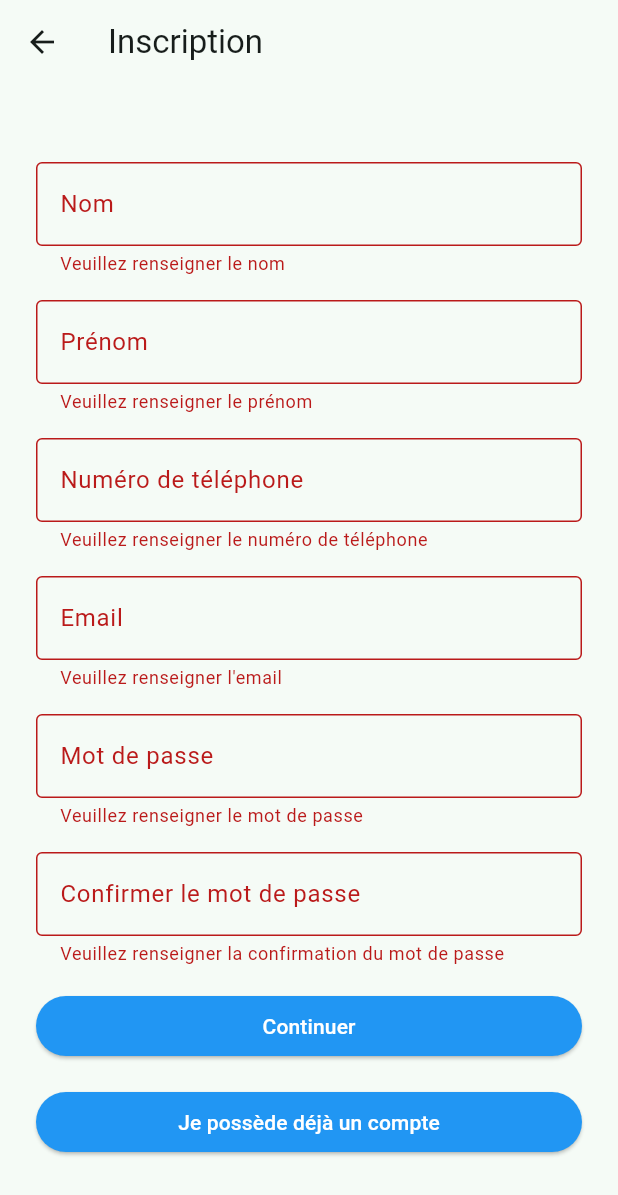
After one commit to Omicr0ne/shareplace, a Flutter app: the RegistrationPage screen opened by its route, after a tap on "Continuer", on a phone screen of 412 x 824 dp. The commit adds this screen. Shown: the top 1195 px of the screen. Run offline on Flutter 3.47's test engine with Material 3 defaults, Android fonts, the phone set to English and light mode, and no system bars; our stand-ins replace freezed_annotation, image_picker, supabase_flutter; accounts and stored records are empty.

Commit message:
chore(architecture): align registration feature naming after rebase

```diff
--- a/lib/app/app_routes.dart
+++ b/lib/app/app_routes.dart
@@ -8,4 +8,5 @@ abstract final class AppRoutes {
   static const profile = '/profile';
   static const profileVerification = '/profile-verification';
   static const login = '/login';
+  static const registration = '/registration';
 }
--- a/lib/app/shareplace_app.dart
+++ b/lib/app/shareplace_app.dart
@@ -6,6 +6,7 @@ import 'package:shareplace/features/login/presentation/pages/login_page.dart';
 import 'package:shareplace/features/my_deals/presentation/pages/my_deals_page.dart';
 import 'package:shareplace/features/notifications/presentation/pages/notifications_page.dart';
 import 'package:shareplace/features/profile/presentation/pages/profile_page.dart';
+import 'package:shareplace/features/registration/presentation/pages/registration_page.dart';
 import 'package:shareplace/features/report/presentation/pages/report_page.dart';
 import 'package:shareplace/features/welcome/presentation/pages/welcome_page.dart';
 
@@ -32,6 +33,7 @@ class SharePlaceApp extends StatelessWidget {
         AppRoutes.profile: (_) => const ProfilePage(),
         AppRoutes.myDeals: (_) => const MyDealsPage(),
         AppRoutes.login: (_) => const LoginPage(),
+        AppRoutes.registration: (_) => const RegistrationPage(),
       },
     );
   }
--- /dev/null
+++ b/lib/features/registration/presentation/pages/registration_page.dart
@@ -0,0 +1,219 @@
+import 'dart:async';
+
+import 'package:flutter/material.dart';
+import 'package:shareplace/features/registration/presentation/pages/registration_2_page.dart';
+
+class RegistrationPage extends StatefulWidget {
+  const RegistrationPage({super.key});
+
+  @override
+  State<RegistrationPage> createState() => _RegistrationPageState();
+}
+
+class _RegistrationPageState extends State<RegistrationPage> {
+  final _formKey = GlobalKey<FormState>();
+  final _nomController = TextEditingController();
+  final _prenomController = TextEditingController();
+  final _telephoneController = TextEditingController();
+  final _emailController = TextEditingController();
+  final _passwordController = TextEditingController();
+  final _confirmPasswordController = TextEditingController();
+
+  @override
+  void dispose() {
+    _nomController.dispose();
+    _prenomController.dispose();
+    _telephoneController.dispose();
+    _emailController.dispose();
+    _passwordController.dispose();
+    _confirmPasswordController.dispose();
+    super.dispose();
+  }
+
+  String? _requiredValidator(String? value, String fieldName) {
+    if (value == null || value.trim().isEmpty) {
+      return 'Veuillez renseigner $fieldName';
+    }
+    return null;
+  }
+
+  String? _phoneValidator(String? value) {
+    final requiredError = _requiredValidator(value, 'le numéro de téléphone');
+    if (requiredError != null) {
+      return requiredError;
+    }
+    final phone = value!.trim();
+    final isValid = RegExp(r'^\+?[0-9]{8,15}$').hasMatch(phone);
+    if (!isValid) {
+      return 'Numéro de téléphone invalide';
+    }
+    return null;
+  }
+
+  String? _emailValidator(String? value) {
+    final requiredError = _requiredValidator(value, "l'email");
+    if (requiredError != null) {
+      return requiredError;
+    }
+    final email = value!.trim();
+    final isValid = RegExp(r'^[^@\s]+@[^@\s]+\.[^@\s]+$').hasMatch(email);
+    if (!isValid) {
+      return 'Adresse email invalide';
+    }
+    return null;
+  }
+
+  String? _passwordValidator(String? value) {
+    final requiredError = _requiredValidator(value, 'le mot de passe');
+    if (requiredError != null) {
+      return requiredError;
+    }
+    if (value!.length < 6) {
+      return 'Le mot de passe doit contenir au moins 6 caractères';
+    }
+    return null;
+  }
+
+  String? _confirmPasswordValidator(String? value) {
+    final requiredError = _requiredValidator(
+      value,
+      'la confirmation du mot de passe',
+    );
+    if (requiredError != null) {
+      return requiredError;
+    }
+    if (value != _passwordController.text) {
+      return 'Les mots de passe ne correspondent pas';
+    }
+    return null;
+  }
+
+  void _goToStepTwo() {
+    final isValid = _formKey.currentState?.validate() ?? false;
+    if (!isValid) {
+      return;
+    }
+    unawaited(
+      Navigator.of(context).push(
+        MaterialPageRoute<void>(
+          builder: (_) => const InscriptionScreenK(),
+        ),
+      ),
+    );
+  }
+
+  @override
+  Widget build(BuildContext context) {
+    final buttonStyle =
+        ElevatedButton.styleFrom(
+          backgroundColor: Colors.blue,
+          foregroundColor: Colors.white,
+        ).copyWith(
+          backgroundColor: WidgetStateProperty.resolveWith<Color>((states) {
+            if (states.contains(WidgetState.pressed)) {
+              return Colors.blue.shade900;
+            }
+            return Colors.blue;
+          }),
+        );
+
+    return Scaffold(
+      appBar: AppBar(title: const Text('Inscription')),
+      body: SafeArea(
+        child: Center(
+          child: SingleChildScrollView(
+            padding: const EdgeInsets.all(24),
+            child: ConstrainedBox(
+              constraints: const BoxConstraints(maxWidth: 420),
+              child: Form(
+                key: _formKey,
+                autovalidateMode: AutovalidateMode.onUserInteraction,
+                child: Column(
+                  mainAxisSize: MainAxisSize.min,
+                  children: [
+                    TextFormField(
+                      controller: _nomController,
+                      validator: (value) => _requiredValidator(value, 'le nom'),
+                      decoration: const InputDecoration(
+                        labelText: 'Nom',
+                        border: OutlineInputBorder(),
+                      ),
+                    ),
+                    const SizedBox(height: 16),
+                    TextFormField(
+                      controller: _prenomController,
+                      validator: (value) =>
+                          _requiredValidator(value, 'le prénom'),
+                      decoration: const InputDecoration(
+                        labelText: 'Prénom',
+                        border: OutlineInputBorder(),
+                      ),
+                    ),
+                    const SizedBox(height: 16),
+                    TextFormField(
+                      controller: _telephoneController,
+                      keyboardType: TextInputType.phone,
+                      validator: _phoneValidator,
+                      decoration: const InputDecoration(
+                        labelText: 'Numéro de téléphone',
+                        border: OutlineInputBorder(),
+                      ),
+                    ),
+                    const SizedBox(height: 16),
+                    TextFormField(
+                      controller: _emailController,
+                      keyboardType: TextInputType.emailAddress,
+                      validator: _emailValidator,
+                      decoration: const InputDecoration(
+                        labelText: 'Email',
+                        border: OutlineInputBorder(),
+                      ),
+                    ),
+                    const SizedBox(height: 16),
+                    TextFormField(
+                      controller: _passwordController,
+                      obscureText: true,
+                      validator: _passwordValidator,
+                      decoration: const InputDecoration(
+                        labelText: 'Mot de passe',
+                        border: OutlineInputBorder(),
+                      ),
+                    ),
+                    const SizedBox(height: 16),
+                    TextFormField(
+                      controller: _confirmPasswordController,
+                      obscureText: true,
+                      validator: _confirmPasswordValidator,
+                      decoration: const InputDecoration(
+                        labelText: 'Confirmer le mot de passe',
+                        border: OutlineInputBorder(),
+                      ),
+                    ),
+                    const SizedBox(height: 16),
+                    SizedBox(
+                      width: double.infinity,
+                      child: ElevatedButton(
+                        style: buttonStyle,
+                        onPressed: _goToStepTwo,
+                        child: const Text('Continuer'),
+                      ),
+                    ),
+                    const SizedBox(height: 16),
+                    SizedBox(
+                      width: double.infinity,
+                      child: ElevatedButton(
+                        style: buttonStyle,
+                        onPressed: () {},
+                        child: const Text('Je possède déjà un compte'),
+                      ),
+                    ),
+                  ],
+                ),
+              ),
+            ),
+          ),
+        ),
+      ),
+    );
+  }
+}
```
Also changed, not shown: lib/features/registration/presentation/pages/registration_2_page.dart (renamed from lib/features/login/presentation/pages/inscription2.dart).
